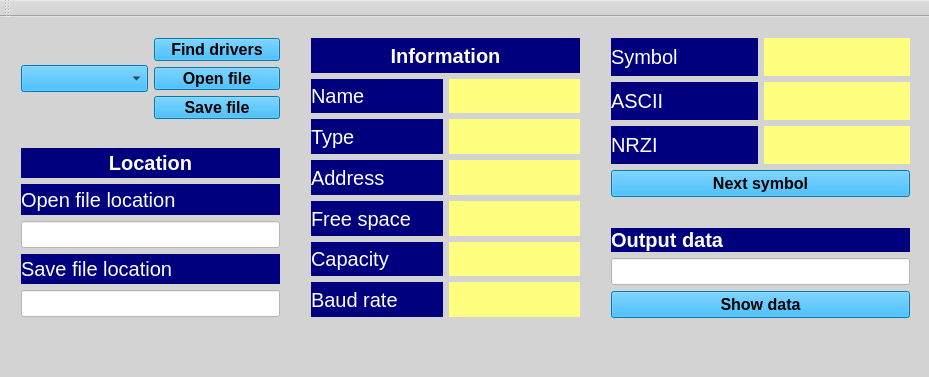
Above: mainwindow.ui from Mahiminho/USB-simulator before the change. Below: the same form after it.
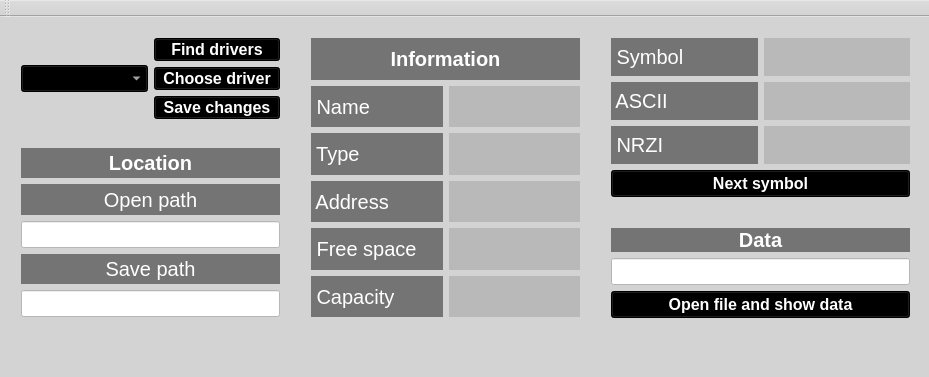
That is the form after the change.

What changed in the file:
```diff
--- a/mainwindow.ui
+++ b/mainwindow.ui
@@ -43,7 +43,7 @@
         </font>
        </property>
        <property name="styleSheet">
-        <string notr="true">background-color: rgb(0, 0, 127);
+        <string notr="true">background-color: rgb(116, 116, 116);
 color: rgb(255, 255, 255);</string>
        </property>
        <property name="text">
@@ -64,11 +64,11 @@
           </font>
          </property>
          <property name="styleSheet">
-          <string notr="true">background-color: rgb(0, 0, 127);
+          <string notr="true">background-color: rgb(116, 116, 116);
 color: rgb(255, 255, 255);</string>
          </property>
          <property name="text">
-          <string>Name</string>
+          <string> Name</string>
          </property>
         </widget>
        </item>
@@ -81,7 +81,7 @@
           </font>
          </property>
          <property name="styleSheet">
-          <string notr="true">background-color: rgb(255, 255, 127);
+          <string notr="true">background-color: rgb(185, 185, 185);
 color: rgb(0, 0, 0);</string>
          </property>
          <property name="text">
@@ -101,11 +101,11 @@
           </font>
          </property>
          <property name="styleSheet">
-          <string notr="true">background-color: rgb(0, 0, 127);
+          <string notr="true">background-color: rgb(116, 116, 116);
 color: rgb(255, 255, 255);</string>
          </property>
          <property name="text">
-          <string>Type</string>
+          <string> Type</string>
          </property>
         </widget>
        </item>
@@ -118,7 +118,7 @@
           </font>
          </property>
          <property name="styleSheet">
-          <string notr="true">background-color: rgb(255, 255, 127);
+          <string notr="true">background-color: rgb(185, 185, 185);
 color: rgb(0, 0, 0);</string>
          </property>
          <property name="text">
@@ -138,11 +138,11 @@
           </font>
          </property>
          <property name="styleSheet">
-          <string notr="true">background-color: rgb(0, 0, 127);
+          <string notr="true">background-color: rgb(116, 116, 116);
 color: rgb(255, 255, 255);</string>
          </property>
          <property name="text">
-          <string>Address</string>
+          <string> Address</string>
          </property>
         </widget>
        </item>
@@ -155,7 +155,7 @@
           </font>
          </property>
          <property name="styleSheet">
-          <string notr="true">background-color: rgb(255, 255, 127);
+          <string notr="true">background-color: rgb(185, 185, 185);
 color: rgb(0, 0, 0);</string>
          </property>
          <property name="text">
@@ -175,11 +175,11 @@
           </font>
          </property>
          <property name="styleSheet">
-          <string notr="true">background-color: rgb(0, 0, 127);
+          <string notr="true">background-color: rgb(116, 116, 116);
 color: rgb(255, 255, 255);</string>
          </property>
          <property name="text">
-          <string>Free space</string>
+          <string> Free space</string>
          </property>
         </widget>
        </item>
@@ -192,7 +192,7 @@
           </font>
          </property>
          <property name="styleSheet">
-          <string notr="true">background-color: rgb(255, 255, 127);
+          <string notr="true">background-color: rgb(185, 185, 185);
 color: rgb(0, 0, 0);</string>
          </property>
          <property name="text">
@@ -212,11 +212,11 @@
           </font>
          </property>
          <property name="styleSheet">
-          <string notr="true">background-color: rgb(0, 0, 127);
+          <string notr="true">background-color: rgb(116, 116, 116);
 color: rgb(255, 255, 255);</string>
          </property>
          <property name="text">
-          <string>Capacity</string>
+          <string> Capacity</string>
          </property>
         </widget>
        </item>
@@ -229,44 +229,7 @@
           </font>
          </property>
          <property name="styleSheet">
-          <string notr="true">background-color: rgb(255, 255, 127);
-color: rgb(0, 0, 0);</string>
-         </property>
-         <property name="text">
-          <string/>
-         </property>
-        </widget>
-       </item>
-      </layout>
-     </item>
-     <item>
-      <layout class="QHBoxLayout" name="horizontalLayout_10">
-       <item>
-        <widget class="QLabel" name="label_10">
-         <property name="font">
-          <font>
-           <pointsize>15</pointsize>
-          </font>
-         </property>
-         <property name="styleSheet">
-          <string notr="true">background-color: rgb(0, 0, 127);
-color: rgb(255, 255, 255);</string>
-         </property>
-         <property name="text">
-          <string>Baud rate</string>
-         </property>
-        </widget>
-       </item>
-       <item>
-        <widget class="QLabel" name="labelBaudRate">
-         <property name="font">
-          <font>
-           <pointsize>12</pointsize>
-           <italic>false</italic>
-          </font>
-         </property>
-         <property name="styleSheet">
-          <string notr="true">background-color: rgb(255, 255, 127);
+          <string notr="true">background-color: rgb(185, 185, 185);
 color: rgb(0, 0, 0);</string>
          </property>
          <property name="text">
@@ -298,8 +261,8 @@
         </font>
        </property>
        <property name="styleSheet">
-        <string notr="true">color: rgb(0, 0, 0);
-background-color: rgb(0, 170, 255);</string>
+        <string notr="true">color: rgb(255, 255, 255);
+background-color: rgb(0, 0, 0);</string>
        </property>
       </widget>
      </item>
@@ -315,8 +278,14 @@
           </font>
          </property>
          <property name="styleSheet">
-          <string notr="true">color: rgb(0, 0, 0);
-background-color: rgb(0, 170, 255);</string>
+          <string notr="true">QPushButton {
+color: rgb(255, 255, 255);
+background-color: rgb(0, 0, 0);
+ }
+QPushButton:pressed {
+color: rgb(0, 0, 0);
+background-color: rgb(255, 255, 255);
+ }</string>
          </property>
          <property name="text">
           <string>Find drivers</string>
@@ -333,11 +302,17 @@
           </font>
          </property>
          <property name="styleSheet">
-          <string notr="true">color: rgb(0, 0, 0);
-background-color: rgb(0, 170, 255);</string>
+          <string notr="true">QPushButton {
+color: rgb(255, 255, 255);
+background-color: rgb(0, 0, 0);
+ }
+QPushButton:pressed {
+color: rgb(0, 0, 0);
+background-color: rgb(255, 255, 255);
+ }</string>
          </property>
          <property name="text">
-          <string>Open file</string>
+          <string>Choose driver</string>
          </property>
         </widget>
        </item>
@@ -351,11 +326,17 @@
           </font>
          </property>
          <property name="styleSheet">
-          <string notr="true">color: rgb(0, 0, 0);
-background-color: rgb(0, 170, 255);</string>
+          <string notr="true">QPushButton {
+color: rgb(255, 255, 255);
+background-color: rgb(0, 0, 0);
+ }
+QPushButton:pressed {
+color: rgb(0, 0, 0);
+background-color: rgb(255, 255, 255);
+ }</string>
          </property>
          <property name="text">
-          <string>Save file</string>
+          <string>Save changes</string>
          </property>
         </widget>
        </item>
@@ -383,7 +364,7 @@
         </font>
        </property>
        <property name="styleSheet">
-        <string notr="true">background-color: rgb(0, 0, 127);
+        <string notr="true">background-color: rgb(116, 116, 116);
 color: rgb(255, 255, 255);</string>
        </property>
        <property name="text">
@@ -402,11 +383,14 @@
         </font>
        </property>
        <property name="styleSheet">
-        <string notr="true">background-color: rgb(0, 0, 127);
+        <string notr="true">background-color: rgb(116, 116, 116);
 color: rgb(255, 255, 255);</string>
        </property>
        <property name="text">
-        <string>Open file location</string>
+        <string>Open path</string>
+       </property>
+       <property name="alignment">
+        <set>Qt::AlignCenter</set>
        </property>
       </widget>
      </item>
@@ -431,11 +415,14 @@
         </font>
        </property>
        <property name="styleSheet">
-        <string notr="true">background-color: rgb(0, 0, 127);
+        <string notr="true">background-color: rgb(116, 116, 116);
 color: rgb(255, 255, 255);</string>
        </property>
        <property name="text">
-        <string>Save file location</string>
+        <string>Save path</string>
+       </property>
+       <property name="alignment">
+        <set>Qt::AlignCenter</set>
        </property>
       </widget>
      </item>
@@ -474,11 +461,11 @@
           </font>
          </property>
          <property name="styleSheet">
-          <string notr="true">background-color: rgb(0, 0, 127);
+          <string notr="true">background-color: rgb(116, 116, 116);
 color: rgb(255, 255, 255);</string>
          </property>
          <property name="text">
-          <string>Symbol</string>
+          <string> Symbol</string>
          </property>
         </widget>
        </item>
@@ -490,7 +477,7 @@
           </font>
          </property>
          <property name="styleSheet">
-          <string notr="true">background-color: rgb(255, 255, 127);
+          <string notr="true">background-color: rgb(185, 185, 185);
 color: rgb(0, 0, 0);</string>
          </property>
          <property name="text">
@@ -510,11 +497,11 @@
           </font>
          </property>
          <property name="styleSheet">
-          <string notr="true">background-color: rgb(0, 0, 127);
+          <string notr="true">background-color: rgb(116, 116, 116);
 color: rgb(255, 255, 255);</string>
          </property>
          <property name="text">
-          <string>ASCII</string>
+          <string> ASCII</string>
          </property>
         </widget>
        </item>
@@ -526,7 +513,7 @@
           </font>
          </property>
          <property name="styleSheet">
-          <string notr="true">background-color: rgb(255, 255, 127);
+          <string notr="true">background-color: rgb(185, 185, 185);
 color: rgb(0, 0, 0);</string>
          </property>
          <property name="text">
@@ -546,11 +533,11 @@
           </font>
          </property>
          <property name="styleSheet">
-          <string notr="true">background-color: rgb(0, 0, 127);
+          <string notr="true">background-color: rgb(116, 116, 116);
 color: rgb(255, 255, 255);</string>
          </property>
          <property name="text">
-          <string>NRZI</string>
+          <string> NRZI</string>
          </property>
         </widget>
        </item>
@@ -562,7 +549,7 @@
           </font>
          </property>
          <property name="styleSheet">
-          <string notr="true">background-color: rgb(255, 255, 127);
+          <string notr="true">background-color: rgb(185, 185, 185);
 color: rgb(0, 0, 0);</string>
          </property>
          <property name="text">
@@ -582,8 +569,14 @@
         </font>
        </property>
        <property name="styleSheet">
-        <string notr="true">color: rgb(0, 0, 0);
-background-color: rgb(0, 170, 255);</string>
+        <string notr="true">QPushButton {
+color: rgb(255, 255, 255);
+background-color: rgb(0, 0, 0);
+ }
+QPushButton:pressed {
+color: rgb(0, 0, 0);
+background-color: rgb(255, 255, 255);
+ }</string>
        </property>
        <property name="text">
         <string>Next symbol</string>
@@ -612,11 +605,14 @@
         </font>
        </property>
        <property name="styleSheet">
-        <string notr="true">background-color: rgb(0, 0, 127);
+        <string notr="true">background-color: rgb(116, 116, 116);
 color: rgb(255, 255, 255);</string>
        </property>
        <property name="text">
-        <string>Output data</string>
+        <string>Data</string>
+       </property>
+       <property name="alignment">
+        <set>Qt::AlignCenter</set>
        </property>
       </widget>
      </item>
@@ -643,11 +639,17 @@
         </font>
        </property>
        <property name="styleSheet">
-        <string notr="true">color: rgb(0, 0, 0);
-background-color: rgb(0, 170, 255);</string>
+        <string notr="true">QPushButton {
+color: rgb(255, 255, 255);
+background-color: rgb(0, 0, 0);
+ }
+QPushButton:pressed {
+color: rgb(0, 0, 0);
+background-color: rgb(255, 255, 255);
+ }</string>
        </property>
        <property name="text">
-        <string>Show data</string>
+        <string>Open file and show data</string>
        </property>
       </widget>
      </item>
```
